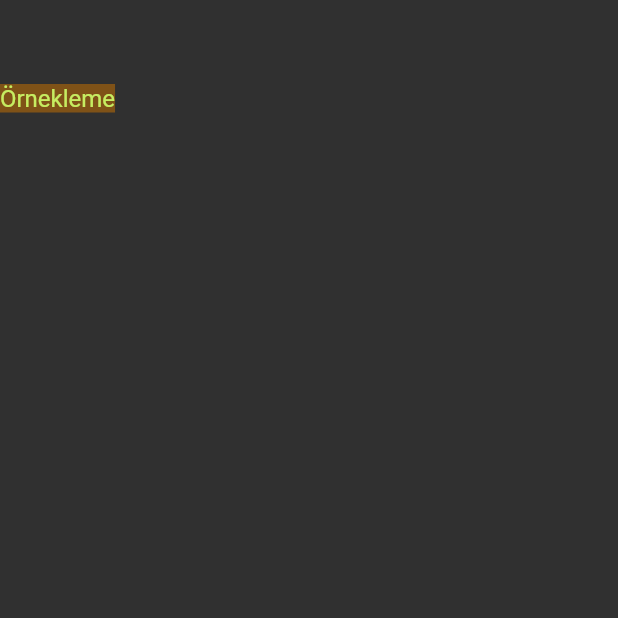
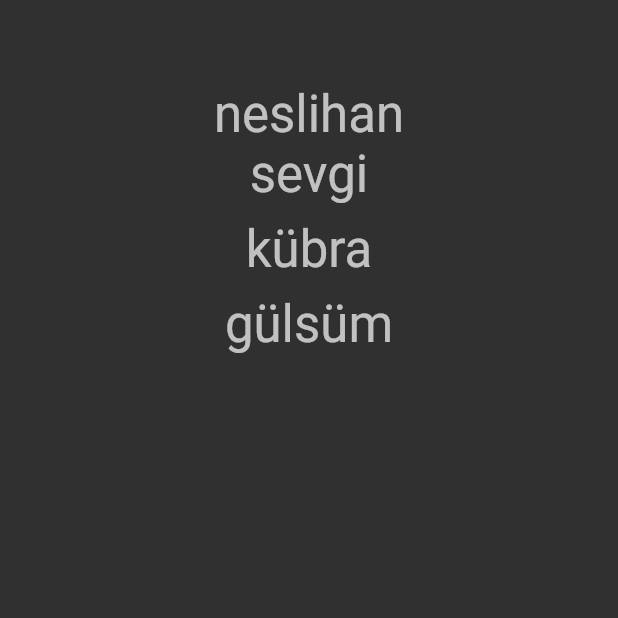
Before and after one commit to neslihanatasever/flutter_full_learnn, a Flutter app: the screen it shows after launch, on a phone screen of 412 x 824 dp, the top half of it. Run offline on Flutter 3.47's test engine with Material 2 defaults, Android fonts, the phone set to English and light mode, and no system bars.

Commit message:
statless_learn.dart

```diff
--- /dev/null
+++ b/lib/101/statless_learn.dart
@@ -0,0 +1,54 @@
+import 'package:flutter/material.dart';
+
+class StatlessLearn extends StatelessWidget {
+  final String text2 = "neslihan";
+
+  @override
+  Widget build(BuildContext context) {
+    return Scaffold(
+      appBar: AppBar(),
+      body: Column(
+        children: [
+          TitleTextWidget(title: text2),
+          const TitleTextWidget(title: "sevgi"),
+          _emptyBox(),
+          const TitleTextWidget(title: "kübra"),
+          _emptyBox(),
+          const TitleTextWidget(title: "gülsüm"),
+          const _CustomContainer(),
+          _emptyBox(),
+        ],
+      ),
+    );
+  }
+
+  SizedBox _emptyBox() => const SizedBox(height: 10);
+//Extract Method ile açtık ve bunu textlerin arasına "_emptyBox()" şeklinde konumlandırdık
+}
+
+class _CustomContainer extends StatelessWidget {
+  const _CustomContainer({
+    Key? key,
+  }) : super(key: key);
+
+  @override
+  Widget build(BuildContext context) {
+    return Container(
+      decoration: BoxDecoration(
+          borderRadius: BorderRadius.circular(20), color: Colors.red),
+    );
+  }
+}
+
+class TitleTextWidget extends StatelessWidget {
+  const TitleTextWidget({Key? key, required this.title}) : super(key: key);
+  final String title;
+
+  @override
+  Widget build(BuildContext context) {
+    return Text(
+      title,
+      style: Theme.of(context).textTheme.headline4,
+    );
+  }
+}
--- a/lib/202/main.dart
+++ b/lib/202/main.dart
@@ -7,6 +7,7 @@ import '../101/color_learn.dart';
 import '../101/container_sized_box_learn.dart';
 import '../101/icon_learn.dart';
 import '../101/scaffold_learn.dart';
+import '../101/statless_learn.dart';
 
 void main() {
   runApp(const MyApp());
@@ -28,7 +29,7 @@ class MyApp extends StatelessWidget {
           backgroundColor: Colors.transparent,
           elevation: 0,
         )), //eğer tüm projemde geçerli olmasını istediğim özellikler var ise buraya yazabilirim.
-      home: const ColorLearn(),
+      home: StatlessLearn(),
     );
   }
 }
```
